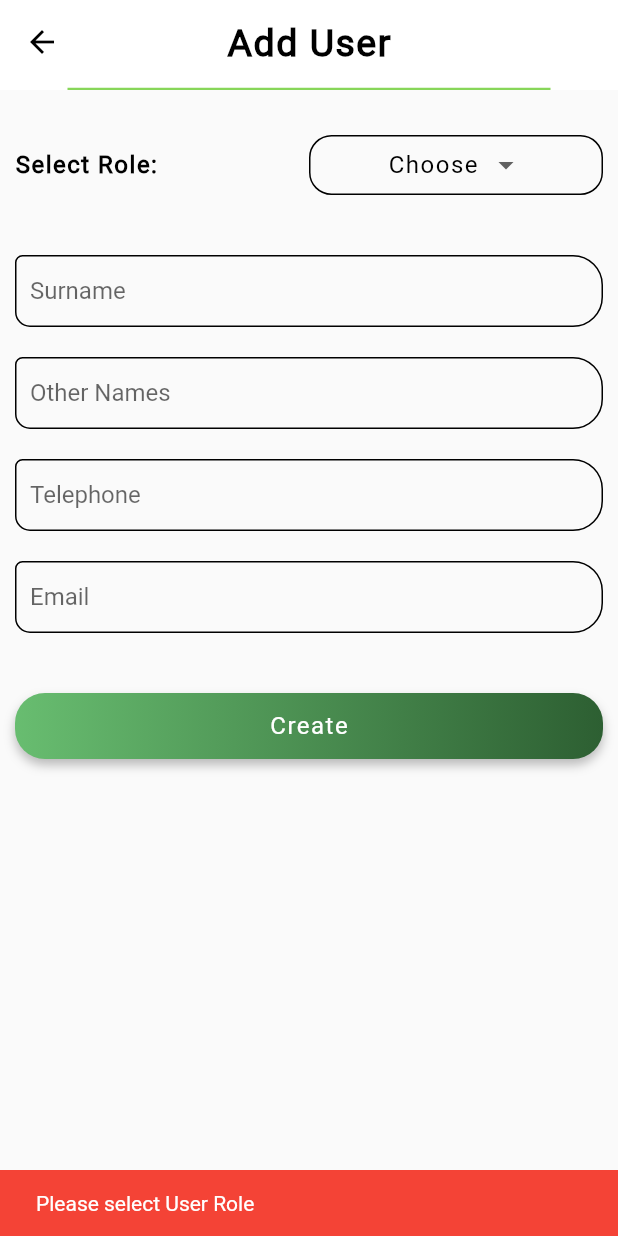
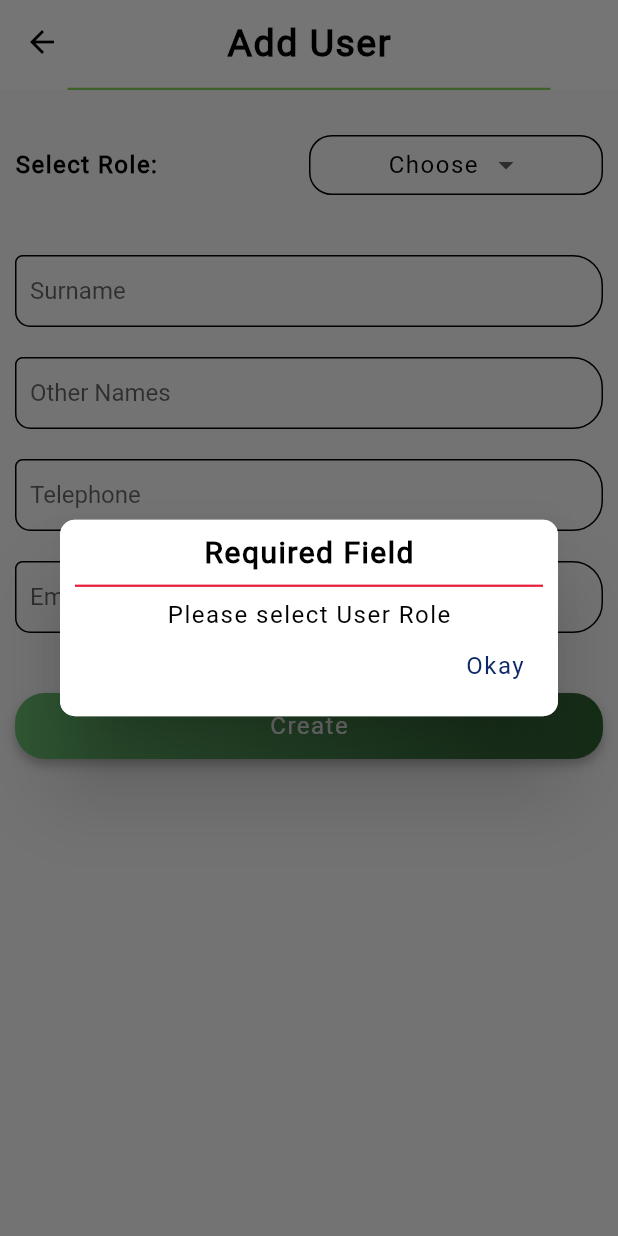
Before and after one commit to darkomike/HelpDesk, a Flutter app: the AddUser screen opened directly, after a tap on "Create", on a phone screen of 412 x 824 dp. Run offline on Flutter 3.47's test engine with Material 2 defaults, Android fonts, the phone set to English and light mode, and no system bars; our stand-ins replace cloud_firestore, csv, file_picker, firebase_auth, firebase_core, shared_preferences; accounts and stored records are empty.

Commit message:
Single Upload Completed

```diff
--- a/lib/screens/admin/single_upload.dart
+++ b/lib/screens/admin/single_upload.dart
@@ -213,11 +213,12 @@ class _AddUserState extends State<AddUser> {
                       width: AppUtils.getMySize(context: context).height / 2,
                       onPressed: () async {
                         if (_role == 'Choose') {
-                          ScaffoldMessenger.of(context)
-                              .showSnackBar(const SnackBar(
-                            backgroundColor: Colors.red,
-                            content: Text('Please select User Role'),
-                          ));
+                          AppUtils.showErrorDialog(
+                            title: 'Required Field',
+                            errorMessage: 'Please select User Role',
+                            context: context,
+                          );
+
                           return;
                         }
 
```
